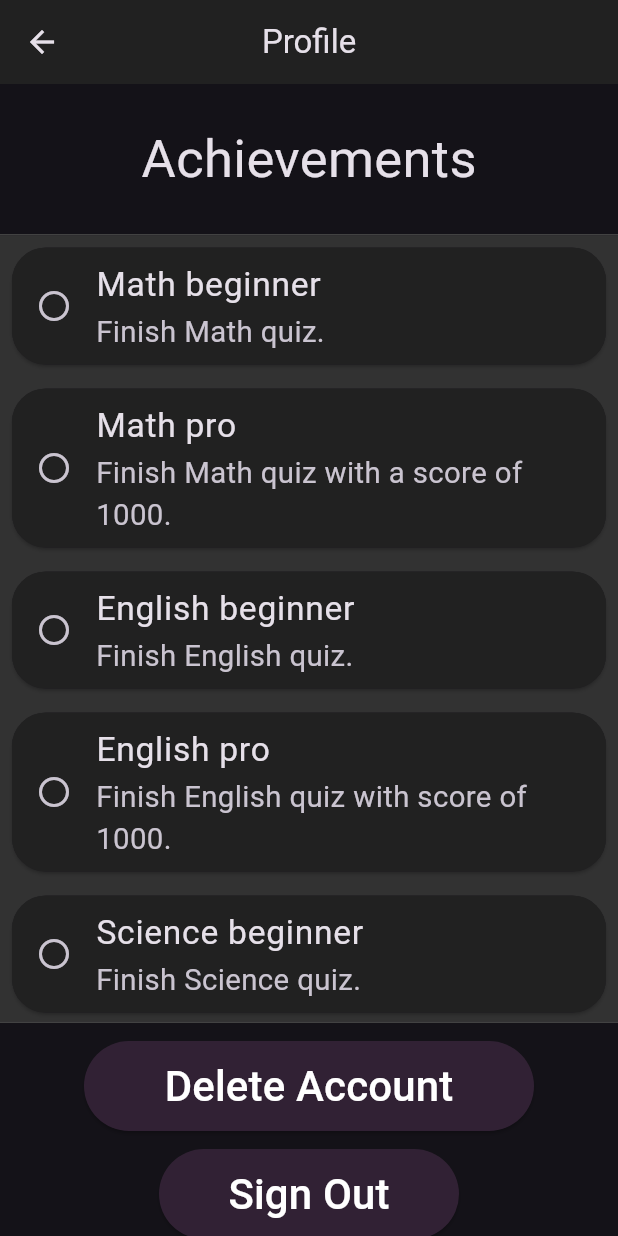
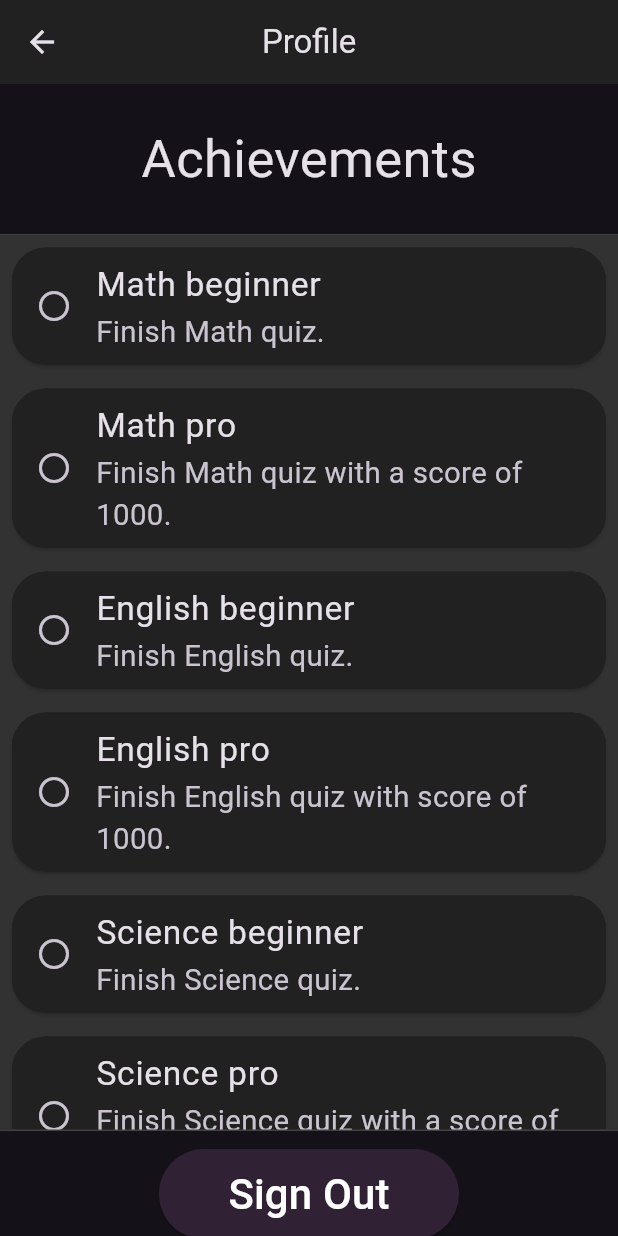
Before and after one commit to Parcelatl/QuizApp, a Flutter app: the ProfileScreen screen opened by its route, on a phone screen of 412 x 824 dp. Run offline on Flutter 3.47's test engine with Material 3 defaults, Android fonts, the phone set to English and light mode, and no system bars; our stand-ins replace firebase_auth, firebase_core, flutter_animation_progress_bar, font_awesome_flutter, google_fonts, google_sign_in and 1 more; accounts and stored records are empty.

Commit message:
Removed account deletion and button

```diff
--- a/QuizApp/quizapp/lib/Profile/profile.dart
+++ b/QuizApp/quizapp/lib/Profile/profile.dart
@@ -72,7 +72,7 @@ class ProfileScreen extends StatelessWidget {
           ColoredBox(
             color: Color.fromARGB(255, 50, 50, 50),
             child: SizedBox(
-              height: 524,
+              height: 596,
               child: ListView(
                 children: [
                   achievementTile(const Icon(Icons.circle_outlined), 'Math beginner', 'Finish Math quiz.', mathQuizFinished),
@@ -102,18 +102,6 @@ class ProfileScreen extends StatelessWidget {
             child: Column(
               mainAxisAlignment: MainAxisAlignment.spaceBetween,
               children: [
-                SizedBox(
-                  height: 60,
-                  width: 300,
-                  child: ElevatedButton(
-                    child: const Text(
-                      'Delete Account',
-                      textScaler: TextScaler.linear(2),
-                    ),
-                    onPressed: () {},
-                  ),
-                ),
-                const SizedBox(height: 12),
                 SizedBox(
                   height: 60,
                   width: 200,
```
